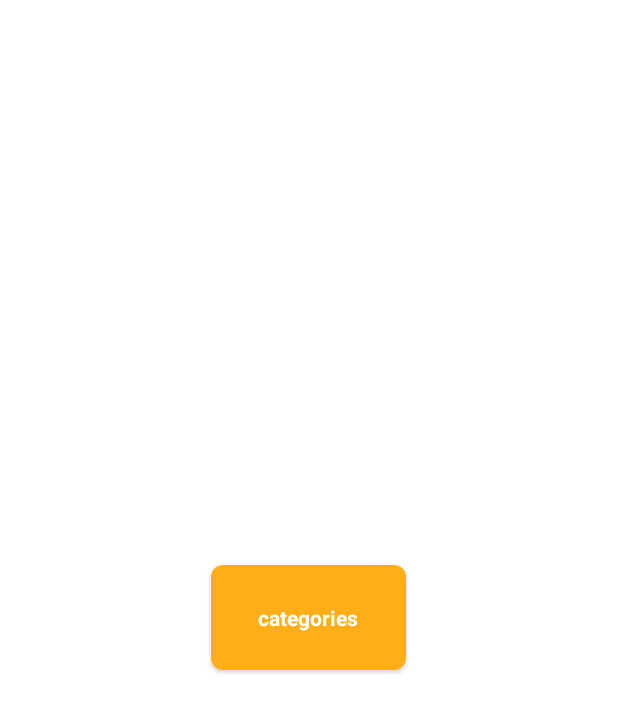
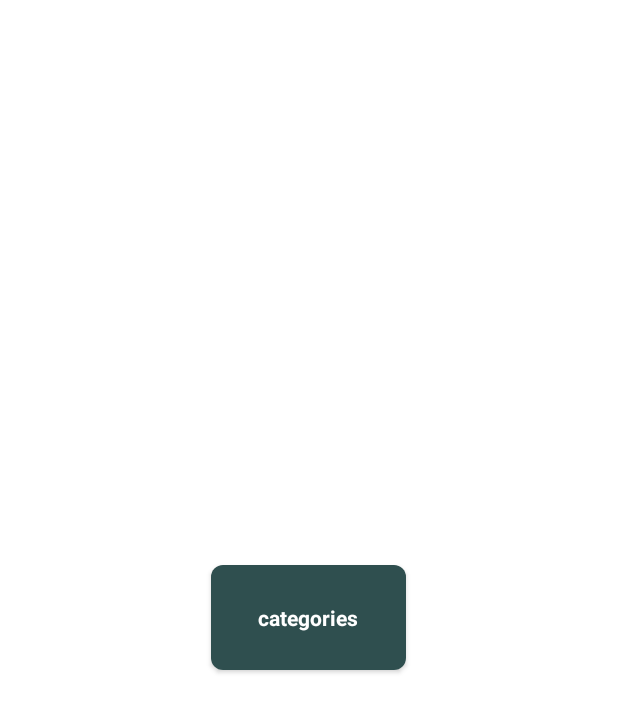
Before and after one commit to ashupandey1620/NewsApp, an Android app: the layout catagory_items.xml on its own in the app's theme, with its tools: preview values and no code run, on a phone screen of 412 x 824 dp. Shown: the top 712 px of the screen. Run offline under Robolectric (Android 15) with nearby library versions, the phone set to English and light mode, and no system bars.

Commit message:
removing bugs

```diff
--- a/app/src/main/res/layout/catagory_items.xml
+++ b/app/src/main/res/layout/catagory_items.xml
@@ -13,7 +13,7 @@
         android:layout_height="match_parent"
         >
         <ImageView
-            android:src="@color/yellow"
+            android:src="@color/dark_slate_gray"
             android:layout_width="match_parent"
             android:layout_height="match_parent"
         android:id="@+id/idIVcategory"
```
